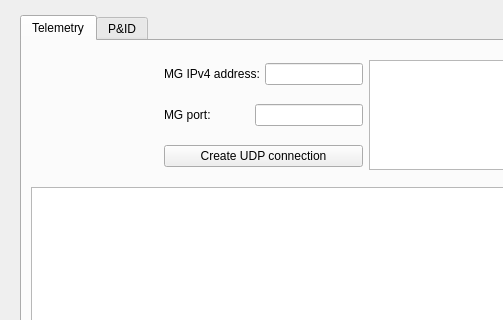
First picture: the form in form.ui, repository CarletonURocketry/hybrid-engine-ui, before the edit; both pictures show x 0 to 503 and y 0 to 320 of the 1288 by 757 pixel window.
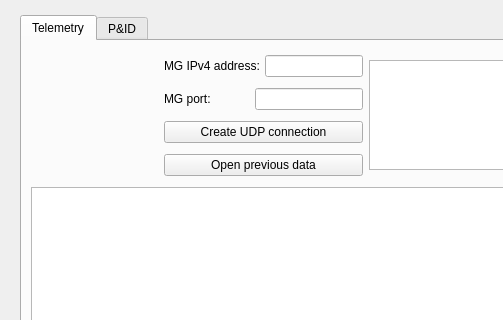
Second picture: the form after the edit. Icons and pictures are not drawn. Custom widgets are drawn as their Qt base class.

Commit message: Add recording data and read from previous data

The edit to the form file:
```diff
--- a/form.ui
+++ b/form.ui
@@ -151,6 +151,13 @@
              </property>
             </widget>
            </item>
+           <item>
+            <widget class="QPushButton" name="openFileButton">
+             <property name="text">
+              <string>Open previous data</string>
+             </property>
+            </widget>
+           </item>
           </layout>
          </item>
          <item>
```
The commit also changes 4 other files.
